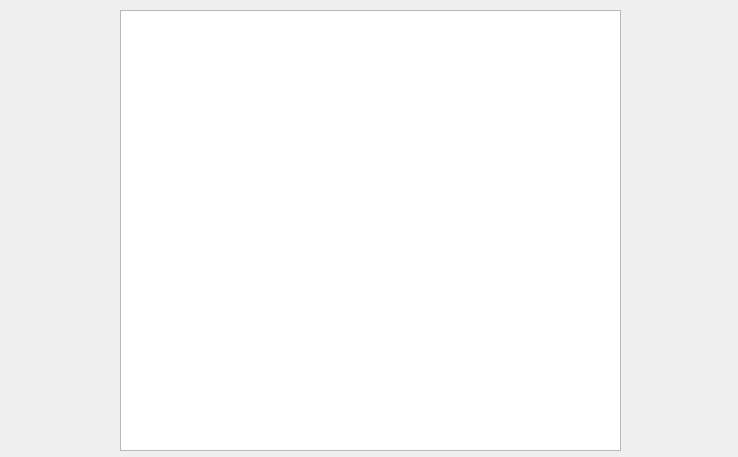
This is view/signature_display.ui in Gazda70/TonationRecognition as Qt 5 draws it before an edit. The edited form follows.
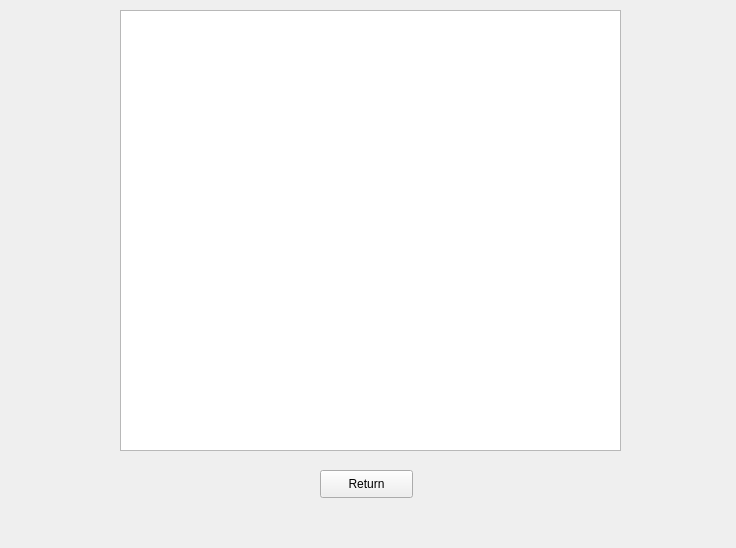
This is the edited form.

Commit message: Stop using fixed file path.

```diff
--- a/view/signature_display.ui
+++ b/view/signature_display.ui
@@ -6,8 +6,8 @@
    <rect>
     <x>0</x>
     <y>0</y>
-    <width>738</width>
-    <height>457</height>
+    <width>736</width>
+    <height>548</height>
    </rect>
   </property>
   <property name="windowTitle">
@@ -23,6 +23,19 @@
     </rect>
    </property>
   </widget>
+  <widget class="QPushButton" name="returnButton">
+   <property name="geometry">
+    <rect>
+     <x>320</x>
+     <y>470</y>
+     <width>93</width>
+     <height>28</height>
+    </rect>
+   </property>
+   <property name="text">
+    <string>Return</string>
+   </property>
+  </widget>
  </widget>
  <resources/>
  <connections/>
```
The commit also changes 1 other file.
